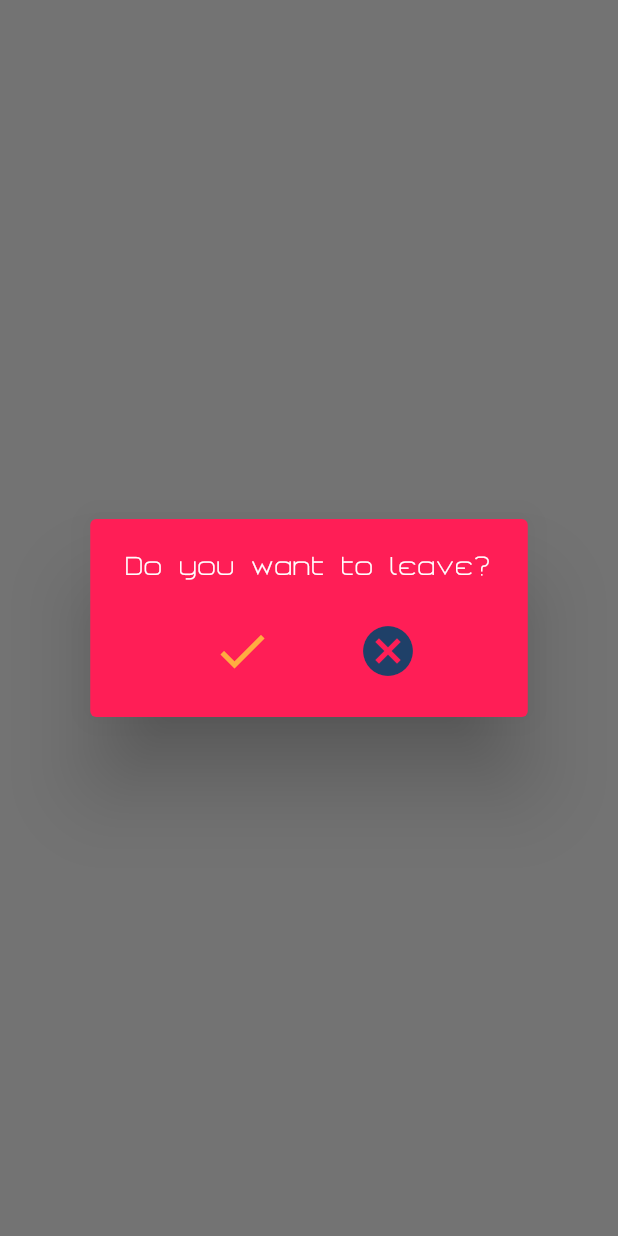
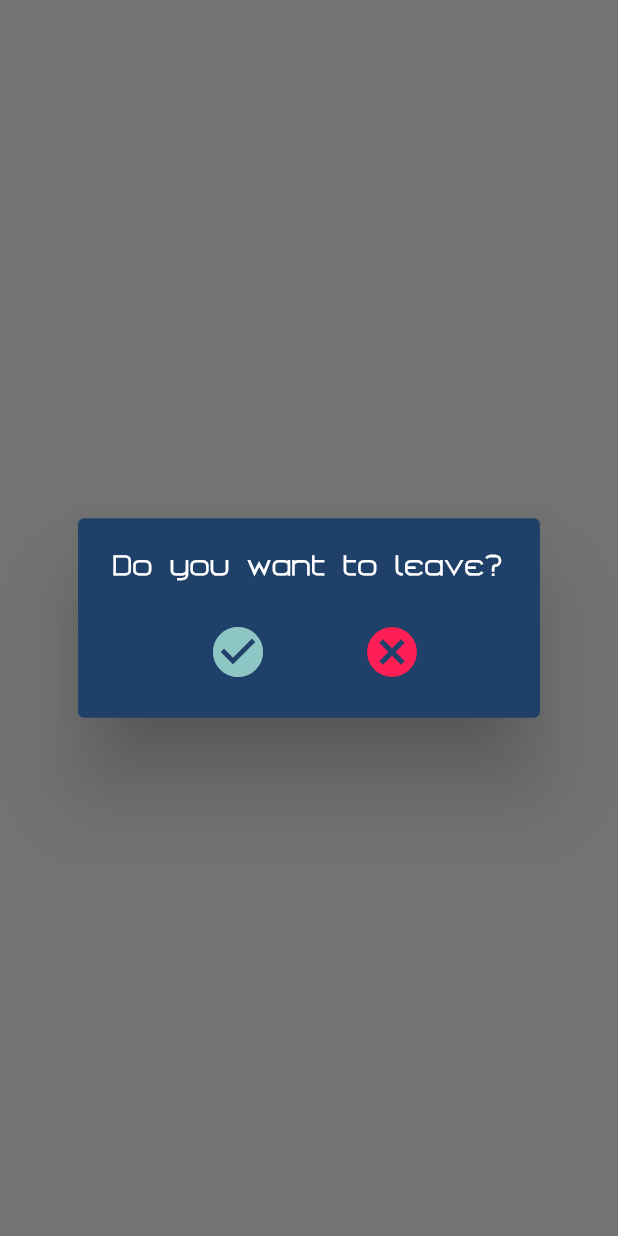
Before and after one commit to spsina/tictactoe_the_unbeatable, a Flutter app: what askToGoHome() shows on an empty page, opened directly, on a phone screen of 412 x 824 dp. Run offline on Flutter 3.47's test engine with Material 2 defaults, Android fonts, the phone set to English and light mode, and no system bars; our stand-ins replace firebase_messaging, flare_flutter, flutter_speed_dial, fluttertoast, share, tuple and 3 more; missing offline and left inert: mutex; accounts and stored records are empty; network calls fail; statements that could not run were skipped.

Commit message:
Changed alertDialog color

```diff
--- a/lib/pages/battleSelect/components/dialogs.dart
+++ b/lib/pages/battleSelect/components/dialogs.dart
@@ -21,8 +21,8 @@ void askToGoHome(BuildContext context) {
     context: context,
     builder: (BuildContext context) {
       return AlertDialog (
-        title: new Text("Do you want to leave?", style: TextStyle(color: Colors.white, fontSize: 15),),
-        backgroundColor: Color(0xffff1e56),
+        title: new Text("Do you want to leave?", style: TextStyle(color: Colors.white, fontSize: 16, fontWeight: FontWeight.bold), textAlign: TextAlign.center,),
+        backgroundColor: Color(0xff1f4068),
         content: Container(
           child: Row(
             mainAxisAlignment: MainAxisAlignment.spaceEvenly,
@@ -35,7 +35,7 @@ void askToGoHome(BuildContext context) {
                     onPressed: () {
                       tapsell.requestAndShow(false);
                       goHome(context, false);},
-                    icon: Icon(Icons.check, size: 40, color: Color(0xffffac41),),
+                    icon: Icon(Icons.check_circle, size: 40, color: Color(0xff8EC6C5),),
                   ),
                 ],
               ),
@@ -45,7 +45,7 @@ void askToGoHome(BuildContext context) {
                 children: [
                   IconButton(
                     onPressed: () { navigatorKey.currentState.pop(); },
-                    icon: Icon(Icons.cancel, size: 40, color: Color(0xff1f4068),),
+                    icon: Icon(Icons.cancel, size: 40, color: Color(0xffff1e56),),
                   ),
                 ],
               ),
```
